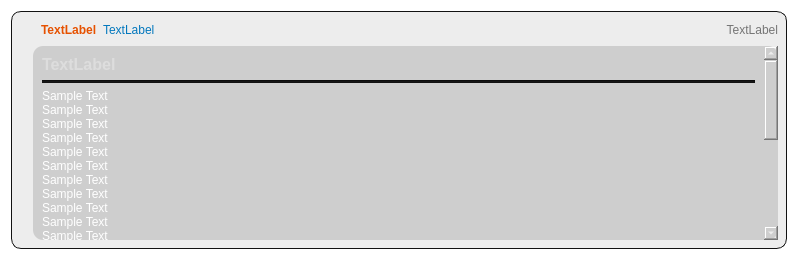
The window that ui/Item.ui (ly621000/4QT) describes before a commit, drawn with Qt 5.
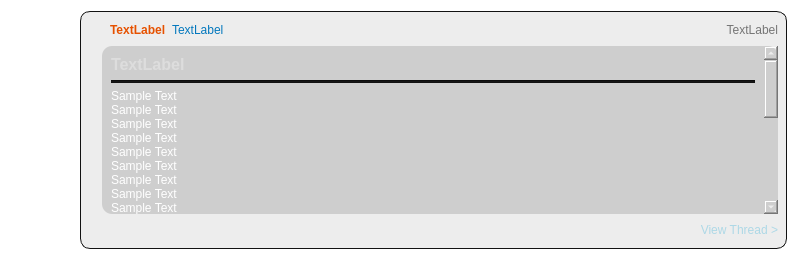
The same window after the commit. Icons and pictures are not drawn.

Commit message: Added a button and a way to show/hide NSFW boards

Patch:
```diff
--- a/ui/Item.ui
+++ b/ui/Item.ui
@@ -51,6 +51,9 @@
      <property name="sizeConstraint">
       <enum>QLayout::SetNoConstraint</enum>
      </property>
+     <property name="leftMargin">
+      <number>69</number>
+     </property>
      <item>
       <widget class="QWidget" name="widget_2" native="true">
        <property name="sizePolicy">
@@ -214,7 +217,7 @@
               <rect>
                <x>0</x>
                <y>0</y>
-               <width>734</width>
+               <width>673</width>
                <height>526</height>
               </rect>
              </property>
@@ -305,6 +308,45 @@
             </widget>
            </widget>
           </item>
+          <item>
+           <layout class="QHBoxLayout" name="horizontalLayout_2">
+            <item>
+             <spacer name="horizontalSpacer_2">
+              <property name="orientation">
+               <enum>Qt::Horizontal</enum>
+              </property>
+              <property name="sizeHint" stdset="0">
+               <size>
+                <width>40</width>
+                <height>20</height>
+               </size>
+              </property>
+             </spacer>
+            </item>
+            <item>
+             <widget class="QLabel" name="label_5">
+              <property name="sizePolicy">
+               <sizepolicy hsizetype="Maximum" vsizetype="Preferred">
+                <horstretch>0</horstretch>
+                <verstretch>0</verstretch>
+               </sizepolicy>
+              </property>
+              <property name="cursor">
+               <cursorShape>PointingHandCursor</cursorShape>
+              </property>
+              <property name="styleSheet">
+               <string notr="true">color: lightblue;</string>
+              </property>
+              <property name="text">
+               <string>View Thread &gt;</string>
+              </property>
+              <property name="alignment">
+               <set>Qt::AlignRight|Qt::AlignTrailing|Qt::AlignVCenter</set>
+              </property>
+             </widget>
+            </item>
+           </layout>
+          </item>
          </layout>
         </item>
        </layout>
```
The commit also changes 6 other files.
